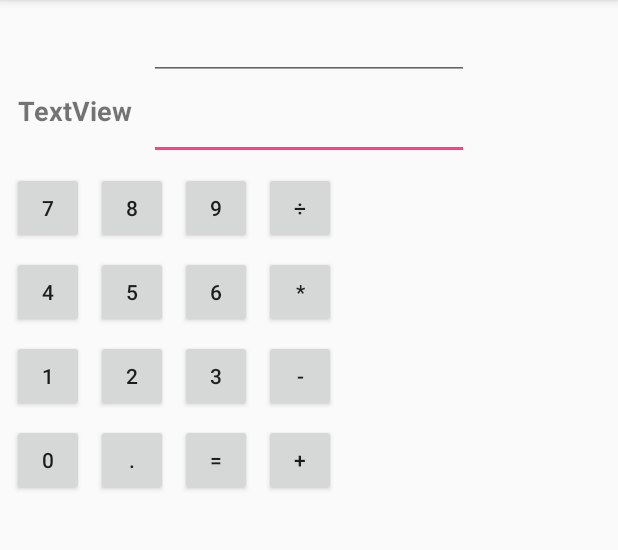
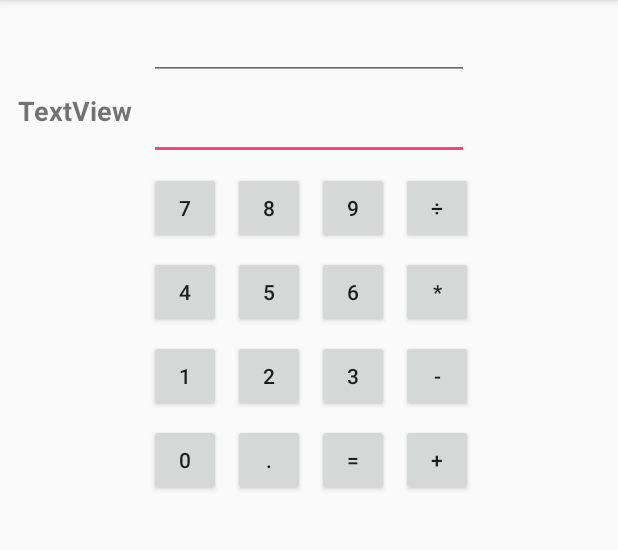
Before and after one commit to tabau/Calculator, an Android app: the screen it shows after launch (MainActivity), on a phone screen of 412 x 824 dp, the part 84-634 px from its top. Run offline under Robolectric (Android 15) with nearby library versions, the phone set to English and light mode, and no system bars.

Commit message:
Reposition buttons
Constrain to left side of newNumber input.

```diff
--- a/app/src/main/res/layout/activity_main.xml
+++ b/app/src/main/res/layout/activity_main.xml
@@ -103,12 +103,10 @@
         android:layout_width="wrap_content"
         android:layout_height="wrap_content"
         android:id="@+id/button7"
-        android:layout_marginStart="8dp"
-        app:layout_constraintLeft_toLeftOf="parent"
-        android:layout_marginLeft="8dp"
         android:minWidth="48dip"
         app:layout_constraintTop_toBottomOf="@+id/newNumber"
-        android:layout_marginTop="8dp" />
+        android:layout_marginTop="8dp"
+        app:layout_constraintLeft_toLeftOf="@+id/newNumber" />
 
     <Button
         android:text="8"
```
